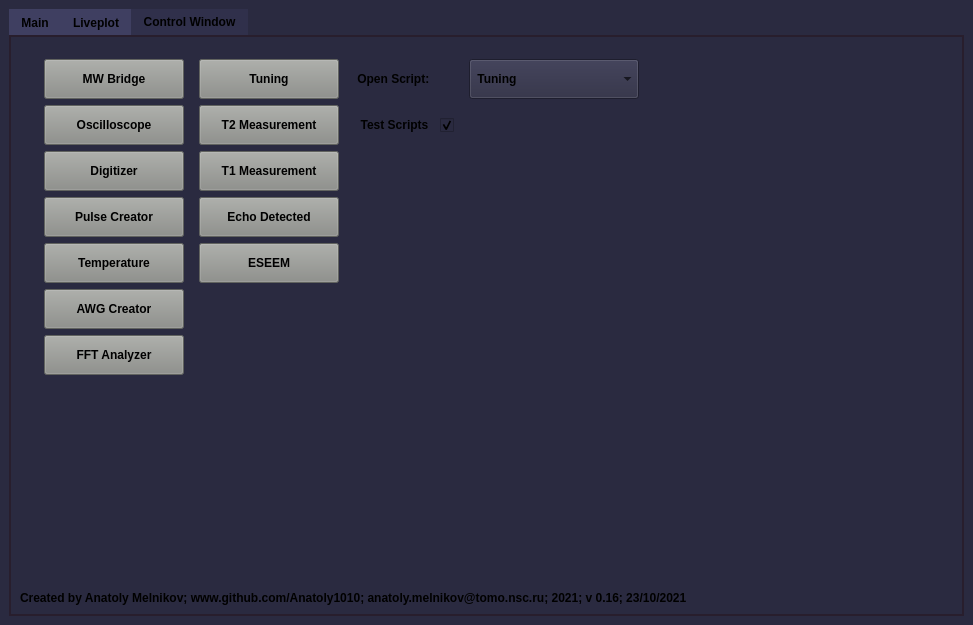
This is atomize/main/gui/main_window.ui in Anatoly1010/Atomize_NIOCH as Qt 5 draws it before an edit. The edited form follows.
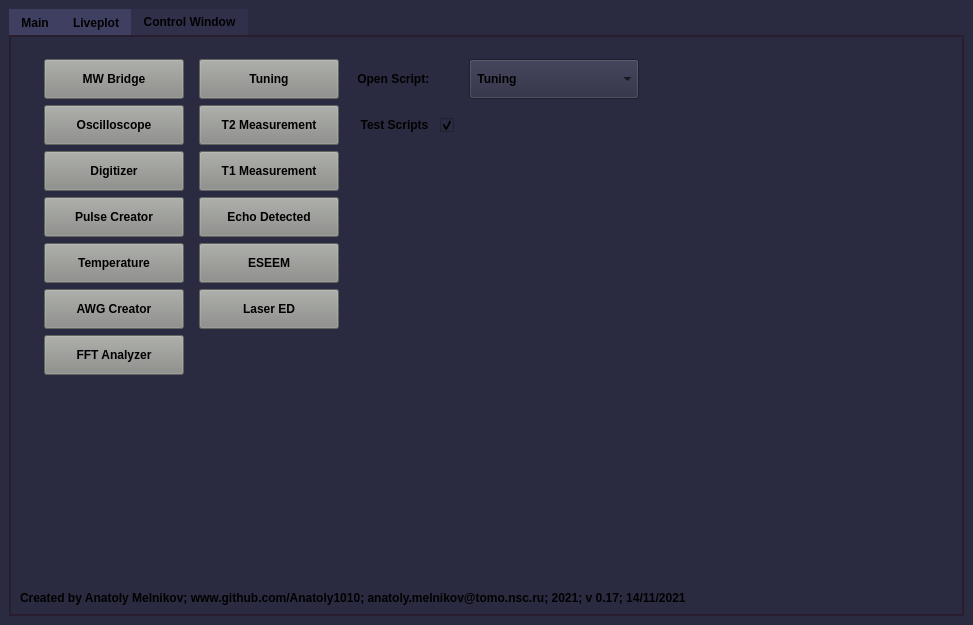
This is the edited form. The open tabs and pages were chosen to show the change. Custom widgets are drawn as their Qt base class.

Commit message: 14-11-2021; Laser echo detected preset was added

```diff
--- a/atomize/main/gui/main_window.ui
+++ b/atomize/main/gui/main_window.ui
@@ -603,7 +603,7 @@
            </font>
           </property>
           <property name="text">
-           <string>Created by Anatoly Melnikov; www.github.com/Anatoly1010; anatoly.melnikov@tomo.nsc.ru; 2021; v 0.16; 23/10/2021</string>
+           <string>Created by Anatoly Melnikov; www.github.com/Anatoly1010; anatoly.melnikov@tomo.nsc.ru; 2021; v 0.17; 14/11/2021</string>
           </property>
          </widget>
         </item>
@@ -1023,6 +1023,28 @@
             </property>
            </widget>
           </item>
+          <item row="7" column="1">
+           <widget class="QPushButton" name="button_laser">
+            <property name="minimumSize">
+             <size>
+              <width>0</width>
+              <height>40</height>
+             </size>
+            </property>
+            <property name="font">
+             <font>
+              <weight>75</weight>
+              <bold>true</bold>
+             </font>
+            </property>
+            <property name="styleSheet">
+             <string notr="true">background-color: rgb(136, 138, 133);</string>
+            </property>
+            <property name="text">
+             <string>Laser ED</string>
+            </property>
+           </widget>
+          </item>
          </layout>
         </item>
        </layout>
```
Left out of the diff: 5 changed lines with no effect on the pictures. The commit also changes 8 other files.
